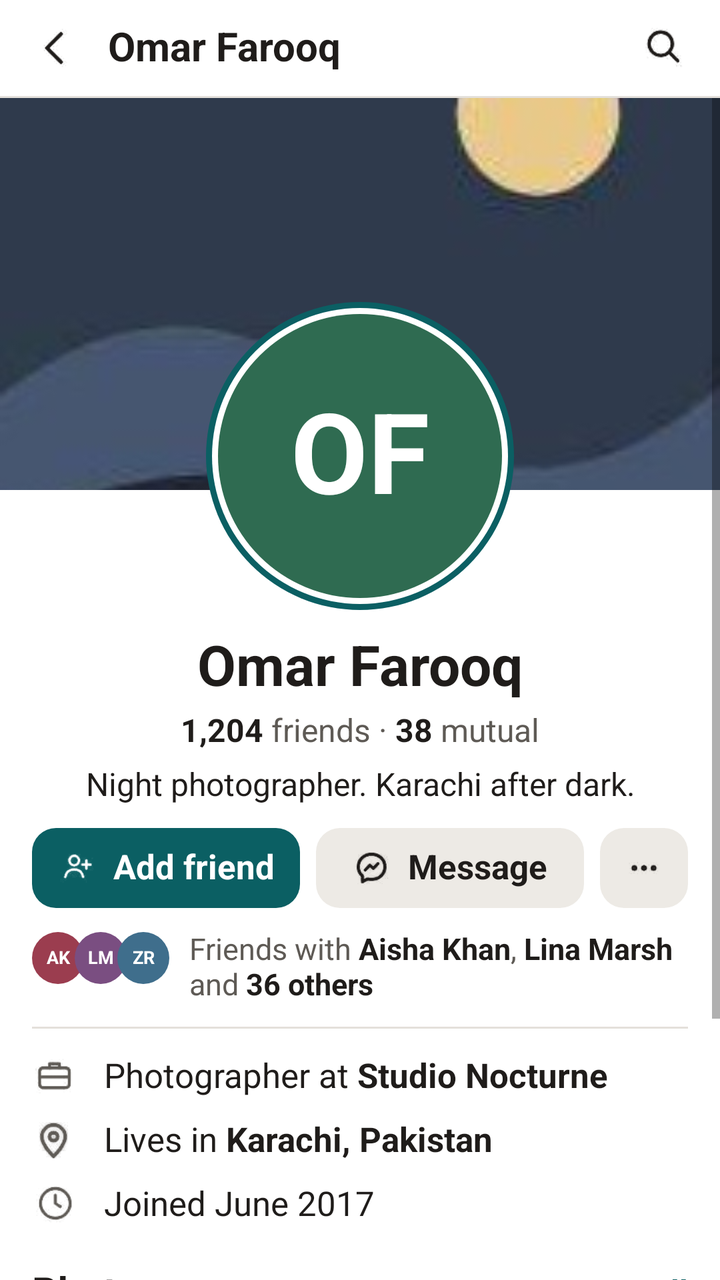
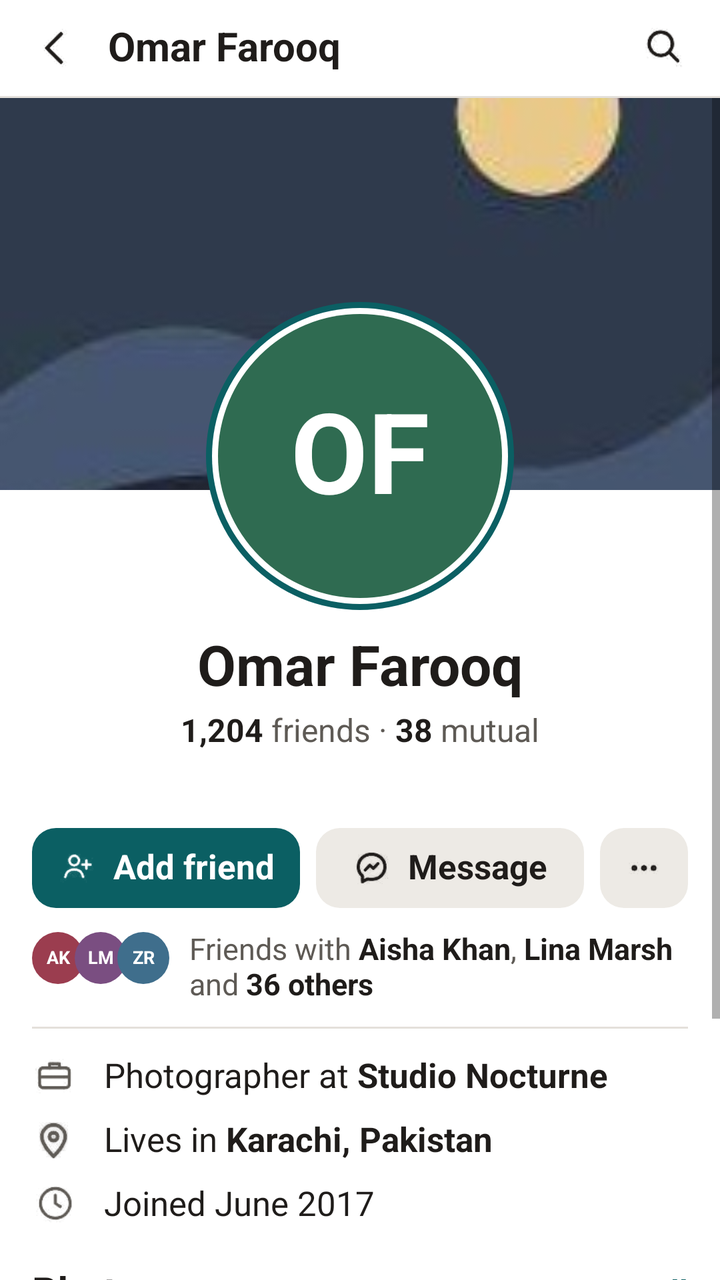

An Android layout rendered at two revisions. The XML below is the earlier revision; the diff shows what the commit changed to produce the second picture.
<!-- AndroidManifest.xml: application theme Theme.SMDASS1 -->
<!-- res/layout/fragment_user_profile.xml -->
<?xml version="1.0" encoding="utf-8"?>
<androidx.constraintlayout.widget.ConstraintLayout xmlns:android="http://schemas.android.com/apk/res/android"
    xmlns:app="http://schemas.android.com/apk/res-auto"
    android:id="@+id/root"
    android:layout_width="match_parent"
    android:layout_height="match_parent"
    android:background="@color/white"
    android:fitsSystemWindows="true">

    <LinearLayout
        android:layout_width="0dp"
        android:layout_height="0dp"
        android:orientation="vertical"
        app:layout_constraintBottom_toBottomOf="parent"
        app:layout_constraintEnd_toEndOf="parent"
        app:layout_constraintStart_toStartOf="parent"
        app:layout_constraintTop_toTopOf="parent"
        app:layout_constraintWidth_max="@dimen/content_max_width">

        
        <LinearLayout
            android:layout_width="match_parent"
            android:layout_height="48dp"
            android:gravity="center_vertical"
            android:orientation="horizontal"
            android:paddingStart="16dp"
            android:paddingEnd="16dp">

            <ImageView
                android:id="@+id/btnBack"
                android:layout_width="24dp"
                android:layout_height="24dp"
                android:contentDescription="Back"
                android:src="@drawable/ic_back"
                app:tint="@color/text_primary" />

            <TextView
                style="@style/Kin.Text.Heading"
                android:layout_width="0dp"
                android:layout_height="wrap_content"
                android:layout_marginStart="14dp"
                android:layout_weight="1"
                android:text="Omar Farooq" />

            <ImageView
                android:id="@+id/btnSearch"
                android:layout_width="24dp"
                android:layout_height="24dp"
                android:contentDescription="Search"
                android:src="@drawable/ic_search"
                app:tint="@color/text_primary" />
        </LinearLayout>

        <View
            style="@style/Kin.Divider"
            android:layout_width="match_parent"
            android:layout_height="1dp" />

        <ScrollView
            android:layout_width="match_parent"
            android:layout_height="0dp"
            android:layout_weight="1">

            <LinearLayout
                android:layout_width="match_parent"
                android:layout_height="wrap_content"
                android:orientation="vertical"
                android:paddingBottom="24dp">

                
                <RelativeLayout
                    android:layout_width="match_parent"
                    android:layout_height="wrap_content">

                    <ImageView
                        android:layout_width="match_parent"
                        android:layout_height="196dp"
                        android:scaleType="centerCrop"
                        android:src="@drawable/art_night" />

                    
                    <RelativeLayout
                        android:layout_width="154dp"
                        android:layout_height="154dp"
                        android:layout_centerHorizontal="true"
                        android:layout_marginTop="102dp"
                        android:background="@drawable/bg_circle"
                        android:backgroundTint="@color/teal"
                        android:padding="3dp">

                        <RelativeLayout
                            android:layout_width="match_parent"
                            android:layout_height="match_parent"
                            android:background="@drawable/bg_circle"
                            android:padding="3dp">

                            <TextView
                                style="@style/Kin.Avatar"
                                android:layout_width="match_parent"
                                android:layout_height="match_parent"
                                android:backgroundTint="@color/avatar_green"
                                android:text="OF"
                                android:textSize="56sp" />
                        </RelativeLayout>
                    </RelativeLayout>
                </RelativeLayout>

                <TextView
                    style="@style/Kin.Text"
                    android:layout_width="match_parent"
                    android:layout_height="wrap_content"
                    android:layout_marginTop="12dp"
                    android:gravity="center"
                    android:text="Omar Farooq"
                    android:textSize="28sp"
                    android:textStyle="bold" />

                <TextView
                    style="@style/Kin.Text.Secondary"
                    android:layout_width="match_parent"
                    android:layout_height="wrap_content"
                    android:layout_marginTop="6dp"
                    android:gravity="center"
                    android:text="@string/friend_count_other"
                    android:textSize="16sp" />

                <TextView
                    style="@style/Kin.Text"
                    android:layout_width="match_parent"
                    android:layout_height="wrap_content"
                    android:layout_marginTop="8dp"
                    android:gravity="center"
                    android:text="Night photographer. Karachi after dark." />

                
                <LinearLayout
                    android:layout_width="match_parent"
                    android:layout_height="40dp"
                    android:layout_marginStart="16dp"
                    android:layout_marginTop="12dp"
                    android:layout_marginEnd="16dp"
                    android:orientation="horizontal">

                    <LinearLayout
                        android:layout_width="0dp"
                        android:layout_height="match_parent"
                        android:layout_weight="1"
                        android:background="@drawable/bg_round_12"
                        android:backgroundTint="@color/teal"
                        android:clickable="true"
                        android:focusable="true"
                        android:gravity="center"
                        android:orientation="horizontal">

                        <ImageView
                            android:layout_width="20dp"
                            android:layout_height="20dp"
                            android:src="@drawable/ic_person_add"
                            app:tint="@color/white" />

                        <TextView
                            style="@style/Kin.Text.Name"
                            android:layout_width="wrap_content"
                            android:layout_height="wrap_content"
                            android:layout_marginStart="8dp"
                            android:text="Add friend"
                            android:textColor="@color/white"
                            android:textSize="17sp" />
                    </LinearLayout>

                    <LinearLayout
                        android:id="@+id/btnMessage"
                        android:layout_width="0dp"
                        android:layout_height="match_parent"
                        android:layout_marginStart="8dp"
                        android:layout_weight="1"
                        android:background="@drawable/bg_round_12"
                        android:backgroundTint="@color/chip"
                        android:clickable="true"
                        android:focusable="true"
                        android:gravity="center"
                        android:orientation="horizontal">

                        <ImageView
                            android:layout_width="20dp"
                            android:layout_height="20dp"
                            android:src="@drawable/ic_chat"
                            app:tint="@color/text_primary" />

                        <TextView
                            style="@style/Kin.Text.Name"
                            android:layout_width="wrap_content"
                            android:layout_height="wrap_content"
                            android:layout_marginStart="8dp"
                            android:text="Message"
                            android:textSize="17sp" />
                    </LinearLayout>

                    <ImageView
                        android:layout_width="44dp"
                        android:layout_height="match_parent"
                        android:layout_marginStart="8dp"
                        android:background="@drawable/bg_round_12"
                        android:backgroundTint="@color/chip"
                        android:contentDescription="More"
                        android:padding="11dp"
                        android:src="@drawable/ic_more"
                        app:tint="@color/text_primary" />
                </LinearLayout>

                
                <LinearLayout
                    android:layout_width="match_parent"
                    android:layout_height="wrap_content"
                    android:layout_marginStart="16dp"
                    android:layout_marginTop="12dp"
                    android:layout_marginEnd="16dp"
                    android:orientation="horizontal">

                    <LinearLayout
                        android:layout_width="wrap_content"
                        android:layout_height="wrap_content"
                        android:orientation="horizontal">

                        <TextView
                            style="@style/Kin.Avatar"
                            android:layout_width="26dp"
                            android:layout_height="26dp"
                            android:backgroundTint="@color/avatar_crimson"
                            android:text="AK"
                            android:textSize="9sp" />

                        <TextView
                            style="@style/Kin.Avatar"
                            android:layout_width="26dp"
                            android:layout_height="26dp"
                            android:layout_marginStart="-5dp"
                            android:backgroundTint="@color/avatar_purple"
                            android:text="LM"
                            android:textSize="9sp" />

                        <TextView
                            style="@style/Kin.Avatar"
                            android:layout_width="26dp"
                            android:layout_height="26dp"
                            android:layout_marginStart="-5dp"
                            android:backgroundTint="@color/avatar_steel"
                            android:text="ZR"
                            android:textSize="9sp" />
                    </LinearLayout>

                    <TextView
                        style="@style/Kin.Text.Secondary"
                        android:layout_width="0dp"
                        android:layout_height="wrap_content"
                        android:layout_marginStart="10dp"
                        android:layout_weight="1"
                        android:text="@string/mutual_friends_line"
                        android:textSize="15sp" />
                </LinearLayout>

                <View
                    style="@style/Kin.Divider"
                    android:layout_width="match_parent"
                    android:layout_height="1dp"
                    android:layout_marginStart="16dp"
                    android:layout_marginTop="12dp"
                    android:layout_marginEnd="16dp" />

                
                <LinearLayout
                    android:layout_width="match_parent"
                    android:layout_height="32dp"
                    android:layout_marginStart="16dp"
                    android:layout_marginTop="8dp"
                    android:gravity="center_vertical"
                    android:orientation="horizontal">

                    <ImageView
                        android:layout_width="22dp"
                        android:layout_height="22dp"
                        android:src="@drawable/ic_briefcase"
                        app:tint="@color/text_secondary" />

                    <TextView
                        style="@style/Kin.Text"
                        android:layout_width="wrap_content"
                        android:layout_height="wrap_content"
                        android:layout_marginStart="14dp"
                        android:text="@string/detail_work_other"
                        android:textSize="17sp" />
                </LinearLayout>

                <LinearLayout
                    android:layout_width="match_parent"
                    android:layout_height="32dp"
                    android:layout_marginStart="16dp"
                    android:gravity="center_vertical"
                    android:orientation="horizontal">

                    <ImageView
                        android:layout_width="22dp"
                        android:layout_height="22dp"
                        android:src="@drawable/ic_pin"
                        app:tint="@color/text_secondary" />

                    <TextView
                        style="@style/Kin.Text"
                        android:layout_width="wrap_content"
                        android:layout_height="wrap_content"
                        android:layout_marginStart="14dp"
                        android:text="@string/detail_live_other"
                        android:textSize="17sp" />
                </LinearLayout>

                <LinearLayout
                    android:layout_width="match_parent"
                    android:layout_height="32dp"
                    android:layout_marginStart="16dp"
                    android:gravity="center_vertical"
                    android:orientation="horizontal">

                    <ImageView
                        android:layout_width="22dp"
                        android:layout_height="22dp"
                        android:src="@drawable/ic_clock"
                        app:tint="@color/text_secondary" />

                    <TextView
                        style="@style/Kin.Text"
                        android:layout_width="wrap_content"
                        android:layout_height="wrap_content"
                        android:layout_marginStart="14dp"
                        android:text="Joined June 2017"
                        android:textSize="17sp" />
                </LinearLayout>

                
                <LinearLayout
                    android:layout_width="match_parent"
                    android:layout_height="wrap_content"
                    android:layout_marginStart="16dp"
                    android:layout_marginTop="16dp"
                    android:layout_marginEnd="16dp"
                    android:gravity="center_vertical"
                    android:orientation="horizontal">

                    <TextView
                        style="@style/Kin.Text.Heading"
                        android:layout_width="0dp"
                        android:layout_height="wrap_content"
                        android:layout_weight="1"
                        android:text="Photos" />

                    <TextView
                        style="@style/Kin.Text.Link"
                        android:layout_width="wrap_content"
                        android:layout_height="wrap_content"
                        android:text="See all" />
                </LinearLayout>

                <LinearLayout
                    android:layout_width="match_parent"
                    android:layout_height="wrap_content"
                    android:layout_marginStart="16dp"
                    android:layout_marginTop="10dp"
                    android:layout_marginEnd="16dp"
                    android:orientation="horizontal">

                    <ImageView
                        android:layout_width="0dp"
                        android:layout_height="116dp"
                        android:layout_weight="1"
                        android:background="@drawable/bg_round_12"
                        android:clipToOutline="true"
                        android:scaleType="centerCrop"
                        android:src="@drawable/art_night" />

                    <ImageView
                        android:layout_width="0dp"
                        android:layout_height="116dp"
                        android:layout_marginStart="8dp"
                        android:layout_weight="1"
                        android:background="@drawable/bg_round_12"
                        android:clipToOutline="true"
                        android:scaleType="centerCrop"
                        android:src="@drawable/art_lilac" />

                    <ImageView
                        android:layout_width="0dp"
                        android:layout_height="116dp"
                        android:layout_marginStart="8dp"
                        android:layout_weight="1"
                        android:background="@drawable/bg_round_12"
                        android:clipToOutline="true"
                        android:scaleType="centerCrop"
                        android:src="@drawable/art_blue" />
                </LinearLayout>
            </LinearLayout>
        </ScrollView>
    </LinearLayout>
</androidx.constraintlayout.widget.ConstraintLayout>
<!-- resources referenced by this layout -->
<resources>
  <color name="avatar_crimson">#9B3D4F</color>
  <color name="avatar_green">#2F6B51</color>
  <color name="avatar_purple">#7A4E81</color>
  <color name="avatar_steel">#3F6E8C</color>
  <color name="chip">#EDEAE5</color>
  <color name="teal">#0B5F63</color>
  <color name="text_primary">#1F1C1A</color>
  <color name="text_secondary">#5E5A55</color>
  <color name="white">#FFFFFFFF</color>
  <dimen name="content_max_width">640dp</dimen>
  <!-- drawable bg_circle (drawable) -->
  <?xml version="1.0" encoding="utf-8"?>
  <shape xmlns:android="http://schemas.android.com/apk/res/android" android:shape="oval">
      <solid android:color="@color/white" />
  </shape>
  <!-- drawable bg_round_12 (drawable) -->
  <?xml version="1.0" encoding="utf-8"?>
  <shape xmlns:android="http://schemas.android.com/apk/res/android" android:shape="rectangle">
      <solid android:color="@color/white" />
      <corners android:radius="12dp" />
  </shape>
  <!-- drawable ic_pin: png bitmap (drawable, 1486 bytes) -->
  <string name="detail_live_other">Lives in <b>Karachi, Pakistan</b></string>
  <string name="detail_work_other">Photographer at <b>Studio Nocturne</b></string>
  <string name="friend_count_other"><b><font color="#1F1C1A">1,204</font></b> friends · <b><font color="#1F1C1A">38</font></b> mutual</string>
  <string name="mutual_friends_line">Friends with <b><font color="#1F1C1A">Aisha Khan</font></b>, <b><font color="#1F1C1A">Lina Marsh</font></b> and <b><font color="#1F1C1A">36 others</font></b></string>
  <style name="Kin.Avatar">
          <item name="android:background">@drawable/bg_circle</item>
          <item name="android:gravity">center</item>
          <item name="android:textColor">@color/white</item>
          <item name="android:textStyle">bold</item>
          <item name="android:includeFontPadding">false</item>
      </style>
  <style name="Kin.Divider">
          <item name="android:background">@color/divider</item>
      </style>
  <style name="Kin.Text">
          <item name="android:textColor">@color/text_primary</item>
          <item name="android:textSize">16sp</item>
          <item name="android:includeFontPadding">false</item>
      </style>
  <style name="Kin.Text.Heading">
          <item name="android:textSize">20sp</item>
          <item name="android:textStyle">bold</item>
      </style>
  <style name="Kin.Text.Link">
          <item name="android:textColor">@color/teal</item>
          <item name="android:textStyle">bold</item>
      </style>
  <style name="Kin.Text.Name">
          <item name="android:textStyle">bold</item>
      </style>
  <style name="Kin.Text.Secondary">
          <item name="android:textColor">@color/text_secondary</item>
          <item name="android:textSize">14sp</item>
      </style>
  <style name="Theme.SMDASS1" parent="Theme.AppCompat.Light.NoActionBar">
          <item name="colorPrimary">@color/teal</item>
          <item name="colorPrimaryDark">@color/teal</item>
          <item name="colorAccent">@color/teal</item>
          <item name="android:windowBackground">@drawable/bg_app</item>
          <item name="android:textColor">@color/text_primary</item>
          <item name="android:windowLightStatusBar">true</item>
          <item name="android:windowAnimationStyle">@style/ScreenTransition</item>
      </style>
  <color name="divider">#E4E0DB</color>
  <!-- drawable bg_app (drawable) -->
  <?xml version="1.0" encoding="utf-8"?>
  <shape xmlns:android="http://schemas.android.com/apk/res/android" android:shape="rectangle">
      <solid android:color="@color/cream" />
  </shape>
  <style name="ScreenTransition" parent="@android:style/Animation.Activity">
          <item name="android:activityOpenEnterAnimation">@anim/slide_in_right</item>
          <item name="android:activityOpenExitAnimation">@anim/fade_out</item>
          <item name="android:activityCloseEnterAnimation">@anim/fade_in</item>
          <item name="android:activityCloseExitAnimation">@anim/slide_out_right</item>
      </style>
  <color name="cream">#F5F1EE</color>
  <!-- unchanged entries left out for length: 10 -->
</resources>

<!-- the commit's change to res/layout/fragment_user_profile.xml (unified diff, before → after) -->
@@ -40,6 +40,7 @@
                 android:layout_height="wrap_content"
                 android:layout_marginStart="14dp"
                 android:layout_weight="1"
+                android:id="@+id/tvTitle"
                 android:text="Omar Farooq" />
 
             <ImageView
@@ -95,6 +96,7 @@
                             android:padding="3dp">
 
                             <TextView
+                                android:id="@+id/tvInitials"
                                 style="@style/Kin.Avatar"
                                 android:layout_width="match_parent"
                                 android:layout_height="match_parent"
@@ -106,6 +108,7 @@
                 </RelativeLayout>
 
                 <TextView
+                    android:id="@+id/tvName"
                     style="@style/Kin.Text"
                     android:layout_width="match_parent"
                     android:layout_height="wrap_content"
@@ -125,12 +128,13 @@
                     android:textSize="16sp" />
 
                 <TextView
+                    android:id="@+id/tvBio"
                     style="@style/Kin.Text"
                     android:layout_width="match_parent"
                     android:layout_height="wrap_content"
                     android:layout_marginTop="8dp"
                     android:gravity="center"
-                    android:text="Night photographer. Karachi after dark." />
+                    android:text="" />
 
                 
                 <LinearLayout
@@ -142,6 +146,7 @@
                     android:orientation="horizontal">
 
                     <LinearLayout
+                        android:id="@+id/btnAddFriend"
                         android:layout_width="0dp"
                         android:layout_height="match_parent"
                         android:layout_weight="1"
@@ -163,6 +168,7 @@
                             android:layout_width="wrap_content"
                             android:layout_height="wrap_content"
                             android:layout_marginStart="8dp"
+                            android:id="@+id/tvAddFriend"
                             android:text="Add friend"
                             android:textColor="@color/white"
                             android:textSize="17sp" />
